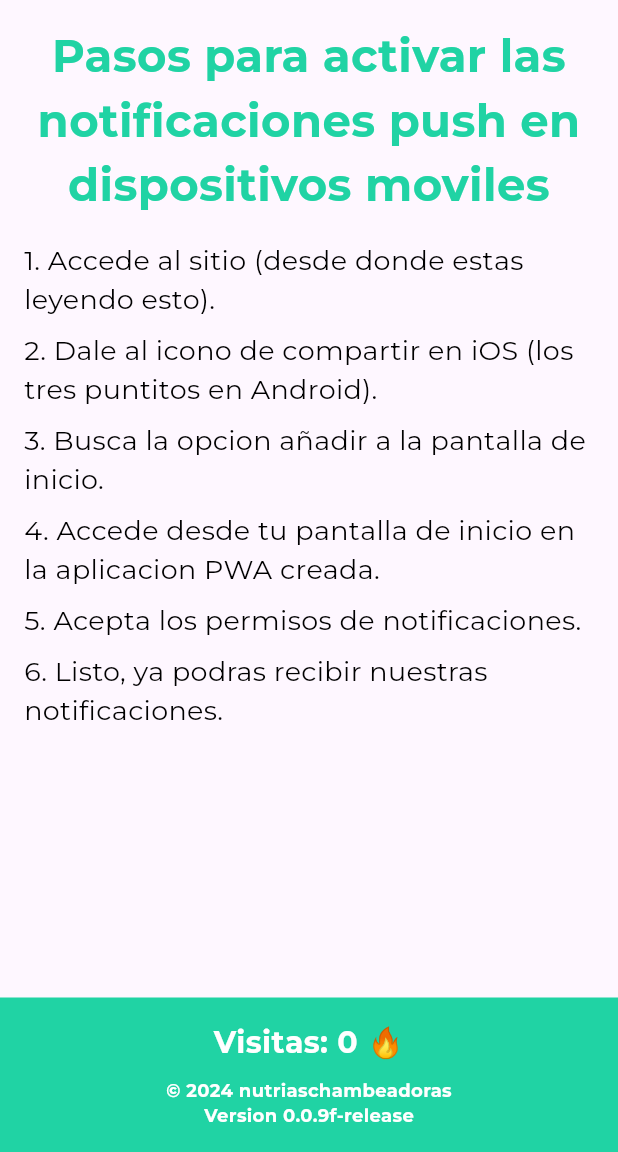
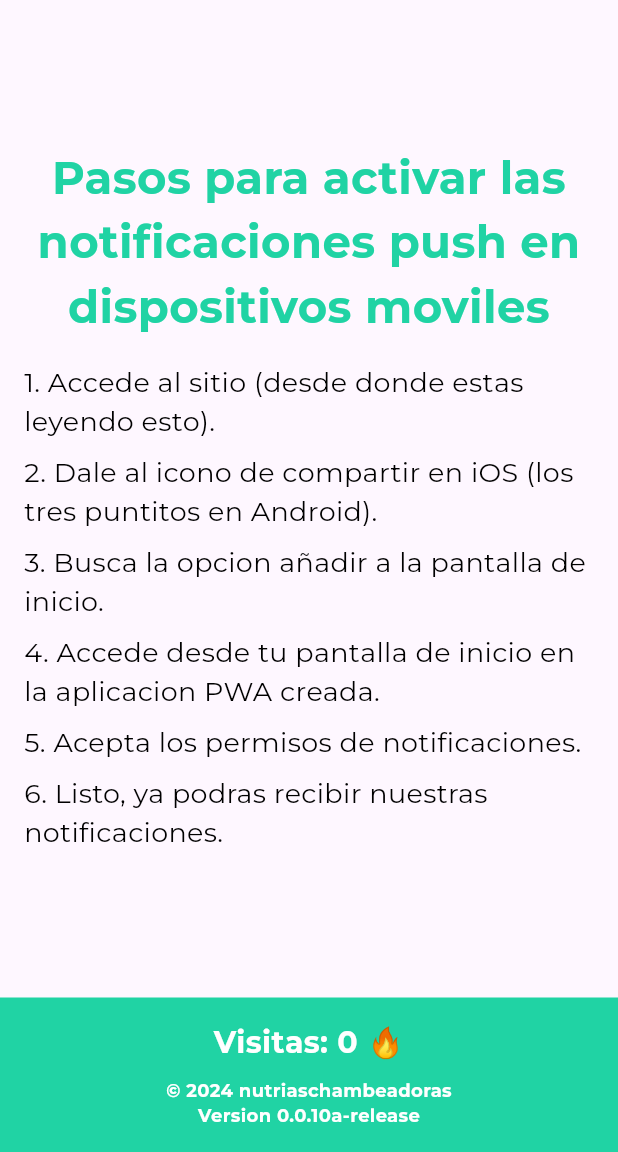
Before and after one commit to noteregalesuwu/frontend-when-cobramos, a Flutter app: the screen it shows after launch, on a phone screen of 412 x 824 dp, the part 84-1236 px from its top. Run offline on Flutter 3.47's test engine with Material 3 defaults, Android fonts, the light colour scheme and no system bars; our stand-ins replace confetti, firebase_core, firebase_messaging, fluttertoast, shared_preferences; missing offline and left inert: dart:html; accounts and stored records are empty; network calls fail; statements that could not run were skipped.

Commit message:
feat: Update version number to 0.0.10a-release and improve layout of home_page.dart

```diff
--- a/lib/components/footer_component.dart
+++ b/lib/components/footer_component.dart
@@ -90,7 +90,7 @@ class _FooterComponentState extends State<FooterComponent> {
                 fontWeight: FontWeight.bold),
           ),
           const Text(
-            'Version 0.0.9f-release',
+            'Version 0.0.10a-release',
             style: TextStyle(
                 color: Colors.white,
                 fontFamily: 'Montserrat',
--- a/lib/views/home_page.dart
+++ b/lib/views/home_page.dart
@@ -21,6 +21,7 @@ class HomePage extends StatelessWidget {
     });
 
     return Center(
+      child: SingleChildScrollView(
         child: Container(
           width: isLargeScreen
               ? MediaQuery.of(context).size.width * 0.5
@@ -46,7 +47,7 @@ class HomePage extends StatelessWidget {
                     fontFamily: 'Montserrat',
                     fontSize: 18,
                     color: Colors.black,
-              ),
+                    fontWeight: FontWeight.normal),
               ),
               SizedBox(height: 8),
               Text(
@@ -55,7 +56,7 @@ class HomePage extends StatelessWidget {
                     fontFamily: 'Montserrat',
                     fontSize: 18,
                     color: Colors.black,
-              ),
+                    fontWeight: FontWeight.normal),
               ),
               SizedBox(height: 8),
               Text(
@@ -64,7 +65,7 @@ class HomePage extends StatelessWidget {
                     fontFamily: 'Montserrat',
                     fontSize: 18,
                     color: Colors.black,
-              ),
+                    fontWeight: FontWeight.normal),
               ),
               SizedBox(height: 8),
               Text(
@@ -73,7 +74,7 @@ class HomePage extends StatelessWidget {
                     fontFamily: 'Montserrat',
                     fontSize: 18,
                     color: Colors.black,
-              ),
+                    fontWeight: FontWeight.normal),
               ),
               SizedBox(height: 8),
               Text(
@@ -82,7 +83,7 @@ class HomePage extends StatelessWidget {
                     fontFamily: 'Montserrat',
                     fontSize: 18,
                     color: Colors.black,
-              ),
+                    fontWeight: FontWeight.normal),
               ),
               SizedBox(height: 8),
               Text(
@@ -91,9 +92,10 @@ class HomePage extends StatelessWidget {
                     fontFamily: 'Montserrat',
                     fontSize: 18,
                     color: Colors.black,
-              ),
+                    fontWeight: FontWeight.normal),
               ),
             ],
+          ),
         ),
       ),
     );
```
Lines whose indentation alone changed are shown as unchanged.
